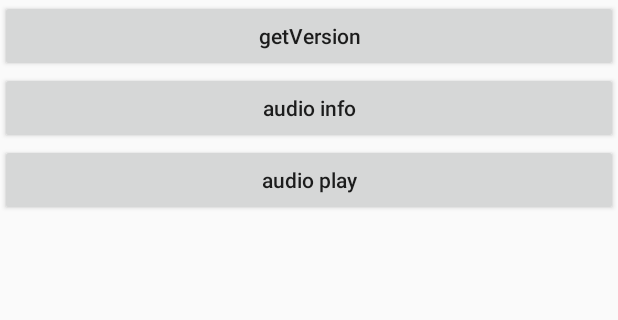
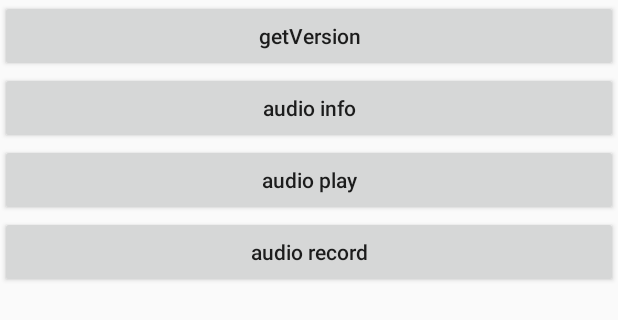
Before and after one commit to senRsl/test-ffmpeg, an Android app: the layout activity_test.xml on its own in the app's theme, with its tools: preview values and no code run, on a phone screen of 412 x 824 dp. Shown: the top 320 px of the screen. Run offline under Robolectric (Android 15) with nearby library versions, the phone set to English and light mode, and no system bars.

```diff
--- a/a_ffmpeg/src/main/AndroidManifest.xml
+++ b/a_ffmpeg/src/main/AndroidManifest.xml
@@ -26,6 +26,7 @@
         <activity android:name=".Test01VersionActivity" />
         <activity android:name=".Test03PlayAudioActivity" />
         <activity android:name=".Test04PlayAudioActivity" />
+        <activity android:name=".Test05AudioRecordActivity" />
 
     </application>
 
--- /dev/null
+++ b/a_ffmpeg/src/main/java/dc/test/ffmpeg/Test05AudioRecordActivity.kt
@@ -0,0 +1,28 @@
+package dc.test.ffmpeg
+
+import android.content.Context
+import android.content.Intent
+import dc.android.base.activity.BridgeActivity
+
+/**
+ *
+ *
+ * @ClassName: Test05AudioRecordActivity
+ * @author senrsl
+ *
+ * @Package: dc.test.ffmpeg
+ * @CreateTime: 2020/12/15 5:13 下午
+ */
+class Test05AudioRecordActivity :BridgeActivity(){
+
+    companion object {
+        @JvmStatic
+        fun start(context: Context) {
+            val starter = Intent(context, Test05AudioRecordActivity::class.java)
+            context.startActivity(starter)
+        }
+    }
+
+
+
+}
--- a/a_ffmpeg/src/main/java/dc/test/ffmpeg/TestActivity.kt
+++ b/a_ffmpeg/src/main/java/dc/test/ffmpeg/TestActivity.kt
@@ -27,6 +27,7 @@ class TestActivity : BridgeActivity() {
             R.id.btn_get_version -> Test01VersionActivity.start(this)
             R.id.btn_get_audio_info -> Test03PlayAudioActivity.start(this)
             R.id.btn_get_audio_play -> Test04PlayAudioActivity.start(this)
+            R.id.btn_get_audio_record -> Test05AudioRecordActivity.start(this)
         }
 
     }
--- a/a_ffmpeg/src/main/res/layout/activity_test.xml
+++ b/a_ffmpeg/src/main/res/layout/activity_test.xml
@@ -28,4 +28,12 @@
         android:text="@string/audio_play"
         android:textAllCaps="false" />
 
+    <Button
+        android:id="@+id/btn_get_audio_record"
+        android:layout_width="match_parent"
+        android:layout_height="wrap_content"
+        android:onClick="onclick"
+        android:text="@string/audio_record"
+        android:textAllCaps="false" />
+
 </LinearLayout>
--- a/a_ffmpeg/src/main/res/values/strings.xml
+++ b/a_ffmpeg/src/main/res/values/strings.xml
@@ -4,5 +4,6 @@
     <string name="get_version">getVersion</string>
     <string name="audio_info">audio info</string>
     <string name="audio_play">audio play</string>
+    <string name="audio_record">audio record</string>
 
 </resources>
```
Also changed, not shown: 1 other file.
